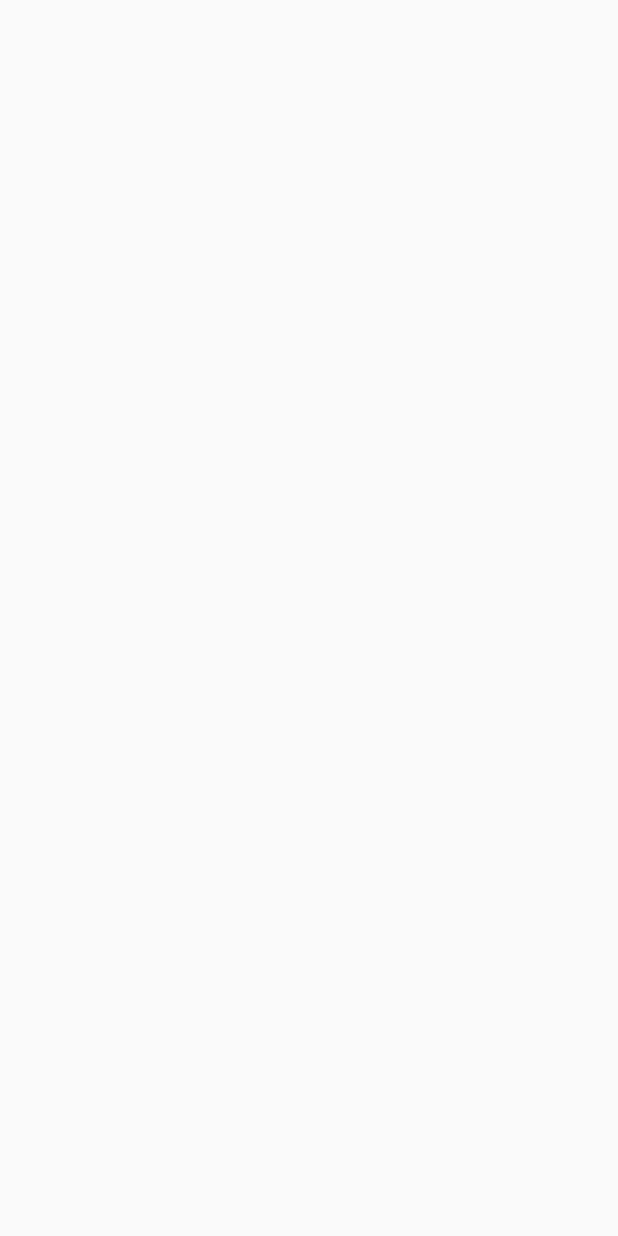
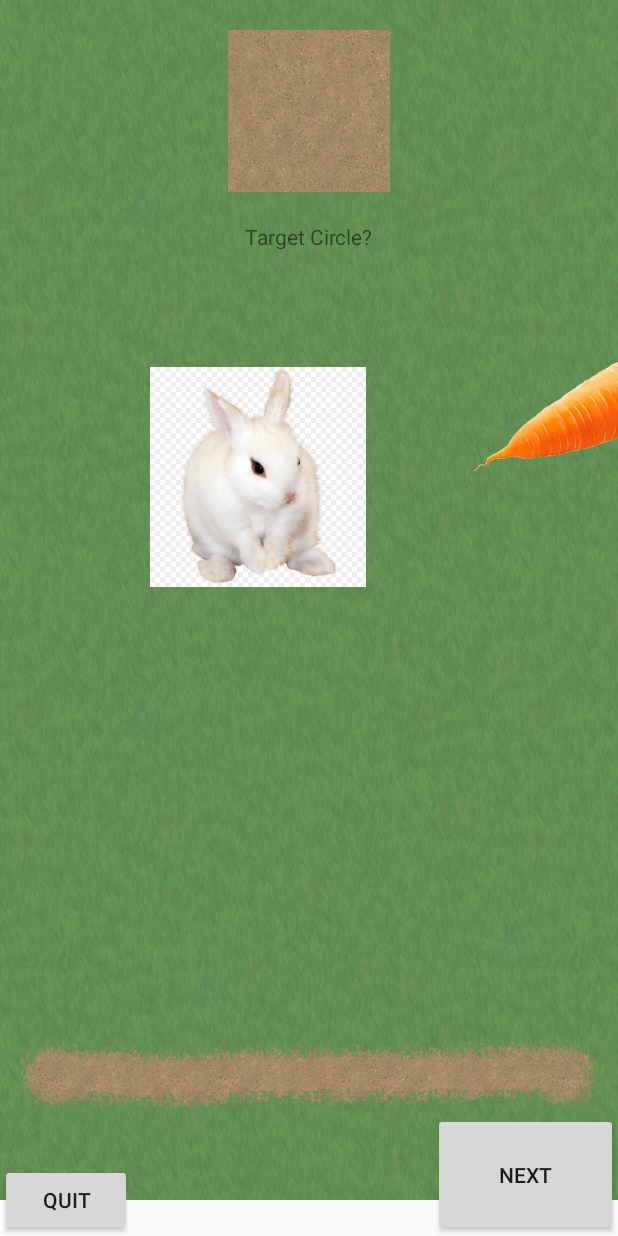
Before and after one commit to jbartolotti/SMTK_Bunny, an Android app: the Practice screen opened directly, with no data from a screen before it, on a phone screen of 412 x 824 dp. Before the commit the screen is empty. Run offline under Robolectric (Android 15) with nearby library versions, the phone set to English and light mode, and no system bars.

Commit message:
Practice
Added basic practice activity.
In menu, practice button now starts practice activity, and quitting practice returns to menu with previous state intact (by sending data as intents)
Added dummy pictures to practice layout; images and positions will be replaced.

```diff
--- a/app/src/main/java/com/example/smt_bunny/Experiment.java
+++ b/app/src/main/java/com/example/smt_bunny/Experiment.java
@@ -116,6 +116,7 @@
     private ImageView guide_curve_toleft;
     private ImageView guide_straight_toright;
     private ImageView guide_straight_toleft;
+    private ImageView instructions_mhc;
 
     private ImageView guide;
 
@@ -147,6 +148,8 @@
         beginButton = findViewById(R.id.beginButton);
         nextBlockButton = findViewById(R.id.nextBlockButton);
         quitButton = findViewById(R.id.quitButton);
+        instructions_mhc = findViewById(R.id.instructions_mhc);
+
         guide = guide_curve_toright;
 
  //   bunnyCheer  = findViewById(R.id.bunnyCheerSingle);
@@ -520,6 +523,7 @@
         guide_straight_toleft.setVisibility(View.INVISIBLE);
         guide_curve_toright.setVisibility(View.INVISIBLE);
         guide_curve_toleft.setVisibility(View.INVISIBLE);
+        instructions_mhc.setVisibility(View.INVISIBLE);
 
         guide.setVisibility(vis);
         beginButton.setVisibility(vis);
@@ -539,7 +543,9 @@
             case "curved":
                 switch (GameState.getCurrentDirection()) {
                     case "leftright":
-                        guide = guide_curve_toright;
+                        //guide = guide_curve_toright;
+                        guide = instructions_mhc;
+
                         break;
                     case "rightleft":
                         guide = guide_curve_toleft;
--- a/app/src/main/java/com/example/smt_bunny/Menu.java
+++ b/app/src/main/java/com/example/smt_bunny/Menu.java
@@ -70,6 +70,12 @@
         radioPathStraight = findViewById(R.id.radio_path_straight);
         radioPathCurved = findViewById(R.id.radio_path_curved);
 
+        Intent intent = getIntent();
+        participantID = intent.getStringExtra("participantID");
+        practiceComplete = intent.getBooleanExtra("practiceComplete", false);
+        idComplete = intent.getBooleanExtra("idComplete", false);
+
+
         setButtonVisibility();
 
         // Set up listeners for buttons
@@ -88,10 +94,10 @@
         practiceButton.setOnClickListener(new View.OnClickListener() {
             @Override
             public void onClick(View v) {
-                practiceComplete = true;
-                setButtonVisibility();
+                // practiceComplete = true;
+                // setButtonVisibility();
                 // Start the practice activity
-                //startPracticeActivity();
+                startPracticeActivity();
             }
         });
 
@@ -162,7 +168,10 @@
         int pvis = View.INVISIBLE;
         int evis = View.INVISIBLE;
         if(idComplete){pvis = View.VISIBLE;}
-        if(practiceComplete){evis = View.VISIBLE;}
+        if(practiceComplete){
+            evis = View.VISIBLE;
+            inputID.setText(participantID);
+        }
 
         //if ID has been entered, enable the practice
         practiceButton.setVisibility(pvis);
@@ -178,6 +187,7 @@
 
     private void startPracticeActivity() {
         Intent intent = new Intent(this, Practice.class);
+        intent.putExtra("participantID", participantID);
         startActivity(intent);
     }
 
--- a/app/src/main/java/com/example/smt_bunny/Practice.java
+++ b/app/src/main/java/com/example/smt_bunny/Practice.java
@@ -1,11 +1,39 @@
 package com.example.smt_bunny;
 
 import androidx.appcompat.app.AppCompatActivity;
+import androidx.constraintlayout.widget.ConstraintLayout;
 
+import android.content.Intent;
 import android.os.Bundle;
+import android.view.View;
+import android.widget.Button;
+import android.widget.ImageView;
+import android.widget.TextView;
 
 public class Practice extends AppCompatActivity {
 
+    private String participantID;
+
+    ConstraintLayout myLayout;
+
+    private ImageView TitleLearnWhich;
+    private ImageView TitleChooseWhich;
+    private ImageView TitlePressCarrot;
+    private TextView which_text;
+
+    private Button finishedButton;
+    private Button nextButton;
+
+    private ImageView bunny_brown;
+    private ImageView bunny_white;
+    private ImageView bunny;
+    private ImageView carrot_default;
+    private ImageView carrot;
+
+    private ImageView target_circle;
+
+    private String practiceState;
+    private Integer practiceTrial;
     // Define some fields for your views and widgets
     //private CanvasView canvasView;
 
@@ -14,12 +42,84 @@
     protected void onCreate(Bundle savedInstanceState) {
         super.onCreate(savedInstanceState);
 
+        practiceState = "chooseWhich";
+        practiceTrial = 1;
+
         // Set the layout file for this activity
         setContentView(R.layout.activity_practice);
+        myLayout = findViewById(R.id.practiceLayout);
+
+        finishedButton = findViewById(R.id.finished_button);
+        nextButton = findViewById(R.id.next_button);
+
+        bunny_brown = findViewById(R.id.bunny_brown);
+        carrot_default = findViewById(R.id.carrot_default);
+        target_circle = findViewById(R.id.target_circle);
+
+        which_text = findViewById(R.id.which_text);
+        which_text.setText("Target Circle?");
 
         // Find your views and widgets by their IDs
         //   canvasView = findViewById(R.id.canvasView);
+
+        // Get the participant ID from the intent that started this activity
+        Intent intent = getIntent();
+        participantID = intent.getStringExtra("participantID");
+
+
+        setObjectVisibility();
+
+        finishedButton.setOnClickListener(new View.OnClickListener() {
+            @Override
+            public void onClick(View v) {
+                // Start the practice activity
+                returnMenuActivity();
+            }
+        });
+        nextButton.setOnClickListener(new View.OnClickListener() {
+            @Override
+            public void onClick(View v) {
+                switch (practiceState) {
+                    case "chooseWhich":
+                        practiceTrial = practiceTrial + 1;
+                        switch (practiceTrial){
+                            case 2:
+                                which_text.setText("Carrot?");
+                                break;
+                            case 3:
+                                which_text.setText("Bunny?");
+                                break;
+                            case 4:
+                                practiceTrial = 1;
+                                practiceState = "pressCarrot";
+                                break;
+                        }
+                        break;
+                    case "pressCarrot":
+                        which_text.setText("testing");
+                        break;
+
+
+                }
+            }
+        });
+
+    }
+
+    private void returnMenuActivity() {
+        Intent intent = new Intent(this, Menu.class);
+        intent.putExtra("participantID", participantID);
+        intent.putExtra("practiceComplete", true);
+        intent.putExtra("idComplete",true);
+        startActivity(intent);
+    }
+
+    private void setObjectVisibility() {
+
+
+
     }
 
 
+
 }
--- a/app/src/main/res/layout/activity_experiment.xml
+++ b/app/src/main/res/layout/activity_experiment.xml
@@ -180,6 +180,13 @@
         android:orientation="horizontal">
 
         <ImageView
+            android:id="@+id/instructions_mhc"
+            android:layout_width="match_parent"
+            android:layout_height="match_parent"
+            android:layout_weight="1"
+            app:srcCompat="@drawable/bunny_instructions_mhc_sample" />
+
+        <ImageView
             android:id="@+id/bunnyCheer1"
             android:layout_width="0dp"
             android:layout_height="wrap_content"
--- a/app/src/main/res/layout/activity_practice.xml
+++ b/app/src/main/res/layout/activity_practice.xml
@@ -2,8 +2,144 @@
 <androidx.constraintlayout.widget.ConstraintLayout xmlns:android="http://schemas.android.com/apk/res/android"
     xmlns:app="http://schemas.android.com/apk/res-auto"
     xmlns:tools="http://schemas.android.com/tools"
+    android:id="@+id/practiceLayout"
     android:layout_width="match_parent"
     android:layout_height="match_parent"
     tools:context=".Practice">
+    <ImageView
+        android:id="@+id/bg_grass"
+        android:layout_width="1920px"
+        android:layout_height="1200px"
+        android:src="@drawable/bg_grass"
+        android:visibility="visible"
+        app:layout_constraintEnd_toEndOf="parent"
+        app:layout_constraintTop_toTopOf="parent" />
+
+    <Button
+        android:id="@+id/finished_button"
+        android:layout_width="wrap_content"
+        android:layout_height="wrap_content"
+        android:text="QUIT"
+        app:layout_constraintBottom_toBottomOf="parent"
+        app:layout_constraintStart_toStartOf="parent"
+        />
+    <Button
+        android:id="@+id/next_button"
+        android:layout_width="123dp"
+        android:layout_height="82dp"
+        android:text="Next"
+        app:layout_constraintBottom_toBottomOf="parent"
+        app:layout_constraintEnd_toEndOf="parent"
+
+        />
+
+    <ImageView
+        android:id="@+id/target_circle"
+        android:layout_width="144dp"
+        android:layout_height="236dp"
+        app:srcCompat="@drawable/bunny"
+        app:layout_constraintStart_toStartOf="parent"
+        android:layout_marginStart="100dp"
+        android:layout_marginLeft="100dp"
+        app:layout_constraintTop_toTopOf="parent"
+        android:layout_marginTop="200dp"
+        />
+
+    <ImageView
+        android:id="@+id/carrot_default"
+        android:layout_width="249dp"
+        android:layout_height="119dp"
+        app:srcCompat="@drawable/carrot_transp"
+        app:layout_constraintStart_toEndOf="@id/target_circle"
+        android:layout_marginStart="50dp"
+        android:layout_marginLeft="50dp"
+        app:layout_constraintTop_toTopOf="@id/target_circle"
+        />
+
+    <ImageView
+        android:id="@+id/bunny_brown"
+        android:layout_width="213dp"
+        android:layout_height="214dp"
+        app:srcCompat="@drawable/bunny_brown"
+        app:layout_constraintStart_toEndOf="@id/carrot_default"
+        android:layout_marginStart="50dp"
+        android:layout_marginLeft="50dp"
+        app:layout_constraintTop_toTopOf="@id/target_circle"
+        />
+
+    <ImageView
+        android:id="@+id/path_diagonal_1600"
+        android:layout_width="wrap_content"
+        android:layout_height="wrap_content"
+        app:srcCompat="@drawable/path0_000"
+        app:layout_constraintTop_toTopOf="parent"
+        app:layout_constraintStart_toStartOf="parent"
+        app:layout_constraintEnd_toEndOf="parent"
+        android:layout_marginTop="400dp" />
+
+
+
+
+    <ImageView
+        android:id="@+id/title_learn_which"
+        android:layout_width="212dp"
+        android:layout_height="108dp"
+        app:srcCompat="@drawable/dirt4"
+        app:layout_constraintTop_toTopOf="parent"
+        app:layout_constraintStart_toStartOf="parent"
+        app:layout_constraintEnd_toEndOf="parent"
+        android:layout_marginTop="20dp"
+        />
+    <ImageView
+        android:id="@+id/title_choose_which"
+        android:layout_width="212dp"
+        android:layout_height="108dp"
+        app:srcCompat="@drawable/dirt4"
+        app:layout_constraintTop_toTopOf="parent"
+        app:layout_constraintStart_toStartOf="parent"
+        app:layout_constraintEnd_toEndOf="parent"
+        android:layout_marginTop="20dp"
+        />
+    <TextView
+        android:id="@+id/which_text"
+        android:layout_width="wrap_content"
+        android:layout_height="wrap_content"
+        android:text="which"
+        app:layout_constraintTop_toBottomOf="@id/title_choose_which"
+        app:layout_constraintStart_toStartOf="parent"
+        app:layout_constraintEnd_toEndOf="parent"
+        android:layout_marginTop="20dp"
+        />
+    <ImageView
+        android:id="@+id/title_press_carrot"
+        android:layout_width="212dp"
+        android:layout_height="108dp"
+        app:srcCompat="@drawable/dirt4"
+        app:layout_constraintTop_toTopOf="parent"
+        app:layout_constraintStart_toStartOf="parent"
+        app:layout_constraintEnd_toEndOf="parent"
+        android:layout_marginTop="20dp"
+        />
+    <ImageView
+        android:id="@+id/title_drag_carrot_accuracy"
+        android:layout_width="212dp"
+        android:layout_height="108dp"
+        app:srcCompat="@drawable/dirt4"
+        app:layout_constraintTop_toTopOf="parent"
+        app:layout_constraintStart_toStartOf="parent"
+        app:layout_constraintEnd_toEndOf="parent"
+        android:layout_marginTop="20dp"
+        />
+    <ImageView
+        android:id="@+id/title_drag_carrot_speed"
+        android:layout_width="212dp"
+        android:layout_height="108dp"
+        app:srcCompat="@drawable/dirt4"
+        app:layout_constraintTop_toTopOf="parent"
+        app:layout_constraintStart_toStartOf="parent"
+        app:layout_constraintEnd_toEndOf="parent"
+        android:layout_marginTop="20dp"
+        />
+
 
 </androidx.constraintlayout.widget.ConstraintLayout>
```
Also changed, not shown: app/src/main/res/drawable/bunny_instructions_mhc_sample.png (added).
